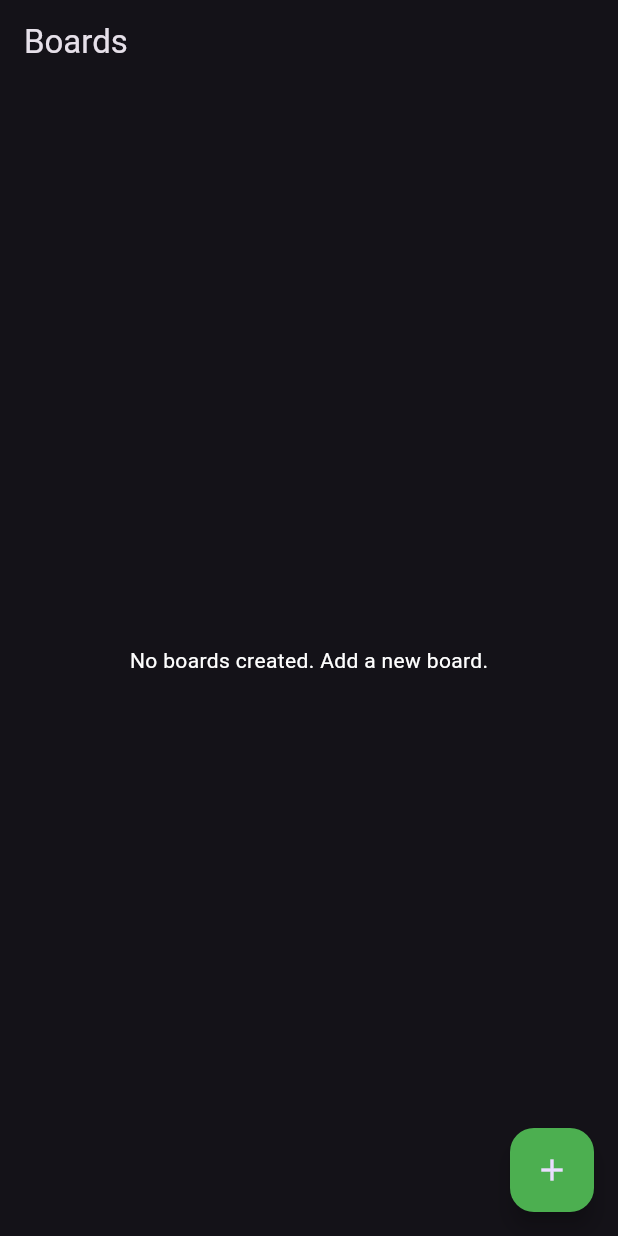
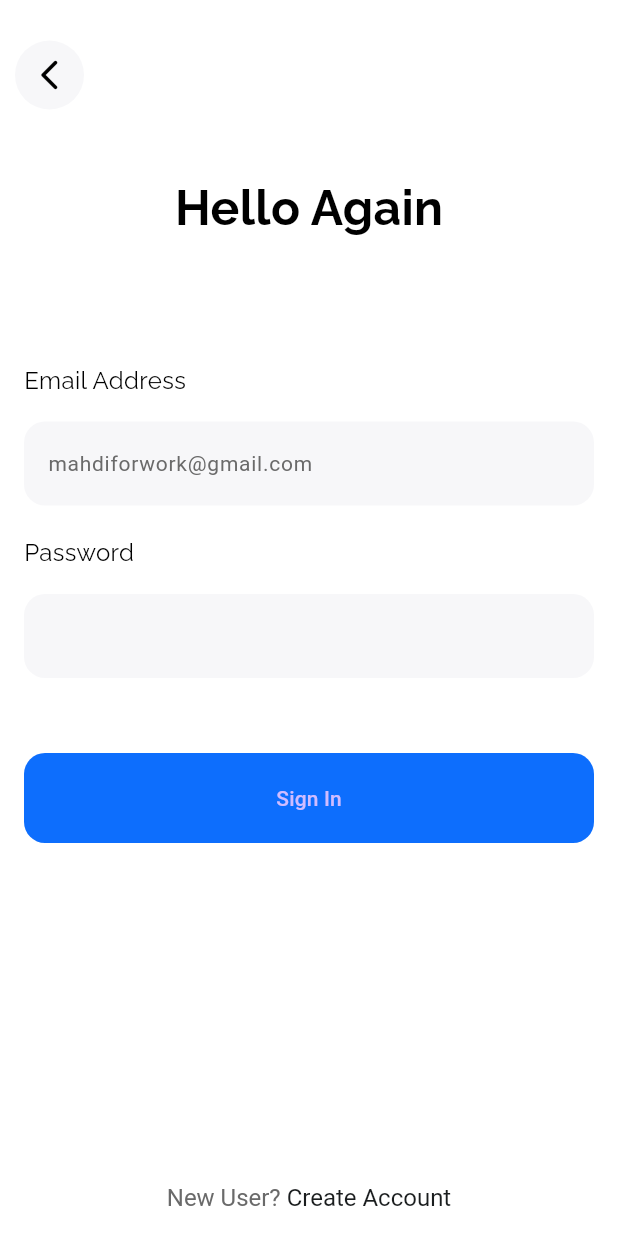
Before and after one commit to edwinacosta99/List-IT2, a Flutter app: the screen it shows after launch, on a phone screen of 412 x 824 dp. Run offline on Flutter 3.47's test engine with Material 3 defaults, Android fonts, the phone set to English and light mode, and no system bars; our stand-ins replace firebase_auth, firebase_core, fluttertoast, google_fonts, shared_preferences; accounts and stored records are empty.

Commit message:
implementacion de login y signup

```diff
--- a/lib/main.dart
+++ b/lib/main.dart
@@ -1,7 +1,9 @@
 import 'package:flutter/material.dart';
 import 'screens/board_screen.dart';
+import 'screens/login.dart';  // Importación de la pantalla de Login
 import 'package:firebase_core/firebase_core.dart';
 import 'firebase_options.dart';
+import 'package:firebase_auth/firebase_auth.dart';  // Importar FirebaseAuth
 
 void main() async {
   WidgetsFlutterBinding.ensureInitialized();
@@ -23,7 +25,25 @@ class ListItApp extends StatelessWidget {
           backgroundColor: Colors.green,
         ),
       ),
-      home: BoardScreen(),
+      home: AuthWrapper(), // Cambiado para usar AuthWrapper
     );
   }
 }
+
+class AuthWrapper extends StatelessWidget {
+  @override
+  Widget build(BuildContext context) {
+    return StreamBuilder<User?>(
+      stream: FirebaseAuth.instance.authStateChanges(),
+      builder: (context, snapshot) {
+        if (snapshot.connectionState == ConnectionState.waiting) {
+          return Center(child: CircularProgressIndicator()); // Indicador de carga centrado mientras se espera
+        } else if (snapshot.hasData) {
+          return BoardScreen(); // Usuario autenticado
+        } else {
+          return Login(); // Usuario no autenticado
+        }
+      },
+    );
+  }
+}
--- /dev/null
+++ b/lib/screens/login.dart
@@ -0,0 +1,188 @@
+import 'package:flutter/gestures.dart';
+import 'package:flutter/material.dart';
+import 'package:google_fonts/google_fonts.dart';
+import '../../services/auth_service.dart'; // Ruta corregida a la carpeta services
+import 'signup.dart'; // Ruta corregida para la pantalla de Signup
+
+class Login extends StatelessWidget {
+  Login({super.key});
+
+  final TextEditingController _emailController = TextEditingController();
+  final TextEditingController _passwordController = TextEditingController();
+
+  @override
+  Widget build(BuildContext context) {
+    return Scaffold(
+      backgroundColor: Colors.white,
+      resizeToAvoidBottomInset: true,
+      bottomNavigationBar: _signup(context),
+      appBar: AppBar(
+        backgroundColor: Colors.transparent,
+        elevation: 0,
+        toolbarHeight: 100,
+        leading: GestureDetector(
+          onTap: () {
+            Navigator.pop(context);
+          },
+          child: Container(
+            margin: const EdgeInsets.only(left: 10),
+            decoration: const BoxDecoration(
+                color: Color(0xffF7F7F9), shape: BoxShape.circle),
+            child: const Center(
+              child: Icon(
+                Icons.arrow_back_ios_new_rounded,
+                color: Colors.black,
+              ),
+            ),
+          ),
+        ),
+      ),
+      body: SafeArea(
+        child: SingleChildScrollView(
+          padding: const EdgeInsets.symmetric(horizontal: 16, vertical: 16),
+          child: Column(
+            mainAxisAlignment: MainAxisAlignment.start,
+            children: [
+              Center(
+                child: Text(
+                  'Hello Again',
+                  style: GoogleFonts.raleway(
+                      textStyle: const TextStyle(
+                          color: Colors.black,
+                          fontWeight: FontWeight.bold,
+                          fontSize: 32)),
+                ),
+              ),
+              const SizedBox(
+                height: 80,
+              ),
+              _emailAddress(),
+              const SizedBox(
+                height: 20,
+              ),
+              _password(),
+              const SizedBox(
+                height: 50,
+              ),
+              _signin(context),
+            ],
+          ),
+        ),
+      ),
+    );
+  }
+
+  Widget _emailAddress() {
+    return Column(
+      mainAxisAlignment: MainAxisAlignment.start,
+      crossAxisAlignment: CrossAxisAlignment.start,
+      children: [
+        Text(
+          'Email Address',
+          style: GoogleFonts.raleway(
+              textStyle: const TextStyle(
+                  color: Colors.black,
+                  fontWeight: FontWeight.normal,
+                  fontSize: 16)),
+        ),
+        const SizedBox(
+          height: 16,
+        ),
+        TextField(
+          controller: _emailController,
+          decoration: InputDecoration(
+              filled: true,
+              hintText: 'mahdiforwork@gmail.com',
+              hintStyle: const TextStyle(
+                  color: Color(0xff6A6A6A),
+                  fontWeight: FontWeight.normal,
+                  fontSize: 14),
+              fillColor: const Color(0xffF7F7F9),
+              border: OutlineInputBorder(
+                  borderSide: BorderSide.none,
+                  borderRadius: BorderRadius.circular(14))),
+        )
+      ],
+    );
+  }
+
+  Widget _password() {
+    return Column(
+      mainAxisAlignment: MainAxisAlignment.start,
+      crossAxisAlignment: CrossAxisAlignment.start,
+      children: [
+        Text(
+          'Password',
+          style: GoogleFonts.raleway(
+              textStyle: const TextStyle(
+                  color: Colors.black,
+                  fontWeight: FontWeight.normal,
+                  fontSize: 16)),
+        ),
+        const SizedBox(
+          height: 16,
+        ),
+        TextField(
+          obscureText: true,
+          controller: _passwordController,
+          decoration: InputDecoration(
+              filled: true,
+              fillColor: const Color(0xffF7F7F9),
+              border: OutlineInputBorder(
+                  borderSide: BorderSide.none,
+                  borderRadius: BorderRadius.circular(14))),
+        )
+      ],
+    );
+  }
+
+  Widget _signin(BuildContext context) {
+    return ElevatedButton(
+      style: ElevatedButton.styleFrom(
+        backgroundColor: const Color(0xff0D6EFD),
+        shape: RoundedRectangleBorder(
+          borderRadius: BorderRadius.circular(14),
+        ),
+        minimumSize: const Size(double.infinity, 60),
+        elevation: 0,
+      ),
+      onPressed: () async {
+        await AuthService().signin(
+            email: _emailController.text,
+            password: _passwordController.text,
+            context: context);
+      },
+      child: const Text("Sign In"),
+    );
+  }
+
+  Widget _signup(BuildContext context) {
+    return Padding(
+      padding: const EdgeInsets.only(bottom: 16),
+      child: RichText(
+          textAlign: TextAlign.center,
+          text: TextSpan(children: [
+            const TextSpan(
+              text: "New User? ",
+              style: TextStyle(
+                  color: Color(0xff6A6A6A),
+                  fontWeight: FontWeight.normal,
+                  fontSize: 16),
+            ),
+            TextSpan(
+                text: "Create Account",
+                style: const TextStyle(
+                    color: Color(0xff1A1D1E),
+                    fontWeight: FontWeight.normal,
+                    fontSize: 16),
+                recognizer: TapGestureRecognizer()
+                  ..onTap = () {
+                    Navigator.push(
+                      context,
+                      MaterialPageRoute(builder: (context) => Signup()),
+                    );
+                  }),
+          ])),
+    );
+  }
+}
--- a/pubspec.yaml
+++ b/pubspec.yaml
@@ -38,6 +38,9 @@ dependencies:
   shared_preferences: ^2.3.2
   firebase_core: ^3.3.0
   cloud_firestore: ^5.2.1
+  google_fonts: ^6.2.1
+  firebase_auth: ^5.1.4
+  fluttertoast: ^8.2.8
 
 dev_dependencies:
   flutter_test:
```
Also changed, not shown: lib/screens/signup.dart (added, +182 -0 lines), lib/services/auth_service.dart (added, +100 -0 lines), pubspec.lock, 2 other files.
